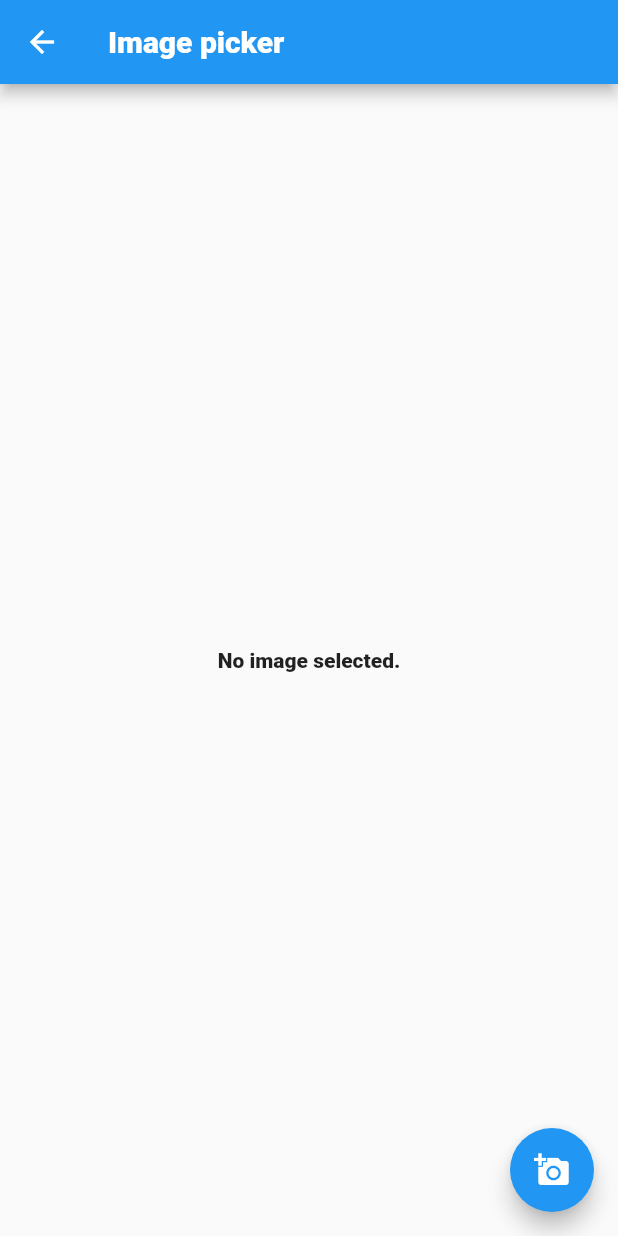
After one commit to AlexixsGit/flutterYoutubeTutorial, a Flutter app: the FifthPage screen opened by its route, after a tap on the "add a photo" icon, on a phone screen of 412 x 824 dp. The commit adds this screen. Run offline on Flutter 3.47's test engine with Material 2 defaults, Android fonts, the phone set to English and light mode, and no system bars; our stand-ins replace image_picker.

Commit message:
Implementation of the imagepicker plugin

```diff
--- a/lib/src/app.dart
+++ b/lib/src/app.dart
@@ -1,4 +1,5 @@
 import 'package:flutter/material.dart';
+import 'package:youtube_tutorial_app/src/screens/fifth_page.dart';
 import 'package:youtube_tutorial_app/src/screens/fourth_page.dart';
 import 'package:youtube_tutorial_app/src/screens/my_home_page.dart';
 import 'package:youtube_tutorial_app/src/screens/second_page.dart';
@@ -15,7 +16,8 @@ class MyApp extends StatelessWidget {
         '/': (BuildContext context) => MyHomePage(),
         '/second': (BuildContext context) => SecondPage(),
         '/thirdPage': (BuildContext context) => ThirdPage(),
-        '/fourthPage': (BuildContext context) => FourthPage()
+        '/fourthPage': (BuildContext context) => FourthPage(),
+        '/fifthPage': (BuildContext context) => FifthPage()
       },
     );
   }
--- /dev/null
+++ b/lib/src/screens/fifth_page.dart
@@ -0,0 +1,42 @@
+import 'package:flutter/material.dart';
+import 'dart:io';
+import 'package:image_picker/image_picker.dart';
+
+class FifthPage extends StatefulWidget {
+  @override
+  State<StatefulWidget> createState() => _FifthPageState();
+}
+
+class _FifthPageState extends State<FifthPage> {
+  File _image;
+  final picker = ImagePicker();
+
+  Future getImage() async {
+    final pickedFile = await picker.getImage(source: ImageSource.camera);
+
+    setState(() {
+      if (pickedFile != null) {
+        _image = File(pickedFile.path);
+      } else {
+        print('No image selected.');
+      }
+    });
+  }
+
+  @override
+  Widget build(BuildContext context) {
+    return Scaffold(
+      appBar: AppBar(
+        title: Text('Image picker'),
+      ),
+      body: Center(
+        child: _image == null ? Text('No image selected.') : Image.file(_image),
+      ),
+      floatingActionButton: FloatingActionButton(
+        onPressed: getImage,
+        tooltip: 'Pick Image',
+        child: Icon(Icons.add_a_photo),
+      ),
+    );
+  }
+}
--- a/lib/src/screens/second_page.dart
+++ b/lib/src/screens/second_page.dart
@@ -53,6 +53,11 @@ class SecondPage extends StatelessWidget {
                 onTap: () => Navigator.pushNamed(context, '/thirdPage'),
               ),
               ListTile(
+                title: Text('Select an image'),
+                leading: Icon(Icons.navigate_next),
+                onTap: () => Navigator.pushNamed(context, '/fifthPage'),
+              ),
+              ListTile(
                 title: Text('Close'),
                 leading: Icon(Icons.close),
                 onTap: () => Navigator.pop(context),
--- a/pubspec.yaml
+++ b/pubspec.yaml
@@ -28,6 +28,7 @@ dependencies:
   # The following adds the Cupertino Icons font to your application.
   # Use with the CupertinoIcons class for iOS style icons.
   cupertino_icons: ^1.0.0
+  image_picker: ^0.6.7+22
 
 dev_dependencies:
   flutter_test:
```
Also changed, not shown: pubspec.lock, 1 other file.
